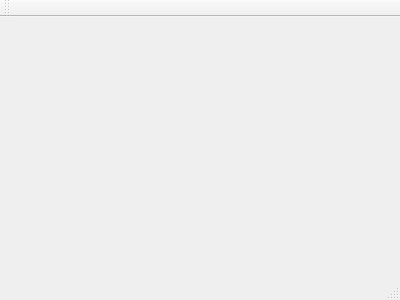
This is mainwindow.ui in YimingYAN/qvisualisation as Qt 5 draws it before an edit. The edited form follows.
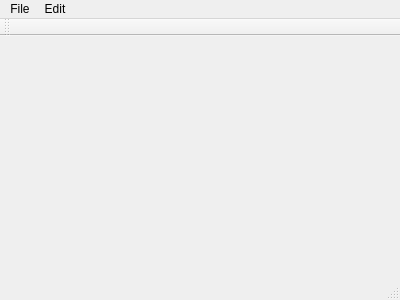
This is the edited form.

```diff
--- a/mainwindow.ui
+++ b/mainwindow.ui
@@ -20,9 +20,22 @@
      <x>0</x>
      <y>0</y>
      <width>400</width>
-     <height>21</height>
+     <height>22</height>
     </rect>
    </property>
+   <widget class="QMenu" name="menuFile">
+    <property name="title">
+     <string>File</string>
+    </property>
+    <addaction name="actionSave"/>
+   </widget>
+   <widget class="QMenu" name="menuEdit">
+    <property name="title">
+     <string>Edit</string>
+    </property>
+   </widget>
+   <addaction name="menuFile"/>
+   <addaction name="menuEdit"/>
   </widget>
   <widget class="QToolBar" name="mainToolBar">
    <attribute name="toolBarArea">
```
Left out of the diff: 5 changed lines with no effect on the pictures.
